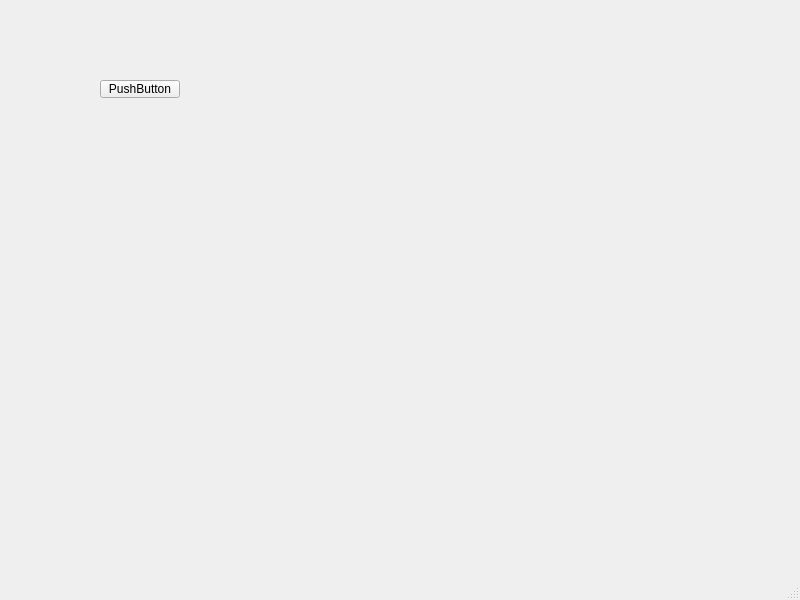
Above: Schedulers/mainwindow.ui from SallyHesham/Process-Schedulers before the change. Below: the same form after it.
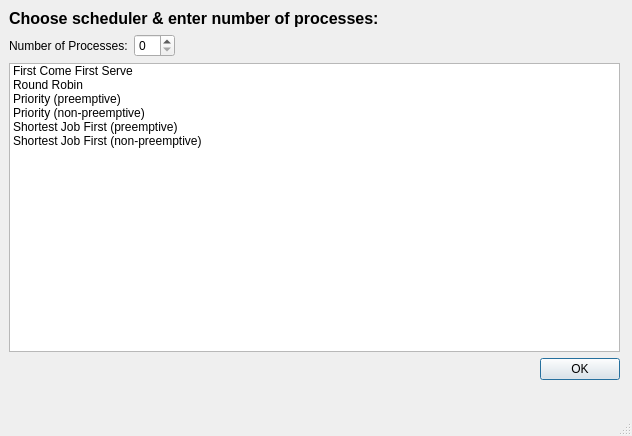
That is the form after the change.

What changed in the file:
```diff
--- a/Schedulers/mainwindow.ui
+++ b/Schedulers/mainwindow.ui
@@ -6,26 +6,124 @@
    <rect>
     <x>0</x>
     <y>0</y>
-    <width>800</width>
-    <height>600</height>
+    <width>632</width>
+    <height>436</height>
    </rect>
   </property>
   <property name="windowTitle">
    <string>MainWindow</string>
   </property>
   <widget class="QWidget" name="centralwidget">
-   <widget class="QPushButton" name="pushButton">
+   <widget class="QStackedWidget" name="stackedWidget">
     <property name="geometry">
      <rect>
-      <x>100</x>
-      <y>80</y>
-      <width>80</width>
-      <height>18</height>
+      <x>0</x>
+      <y>0</y>
+      <width>631</width>
+      <height>411</height>
      </rect>
     </property>
-    <property name="text">
-     <string>PushButton</string>
-    </property>
+    <widget class="QWidget" name="page">
+     <widget class="QWidget" name="gridLayoutWidget">
+      <property name="geometry">
+       <rect>
+        <x>9</x>
+        <y>9</y>
+        <width>611</width>
+        <height>371</height>
+       </rect>
+      </property>
+      <layout class="QFormLayout" name="formLayout">
+       <property name="sizeConstraint">
+        <enum>QLayout::SetDefaultConstraint</enum>
+       </property>
+       <item row="0" column="0" colspan="2">
+        <widget class="QLabel" name="label">
+         <property name="sizePolicy">
+          <sizepolicy hsizetype="Expanding" vsizetype="Fixed">
+           <horstretch>0</horstretch>
+           <verstretch>0</verstretch>
+          </sizepolicy>
+         </property>
+         <property name="font">
+          <font>
+           <pointsize>12</pointsize>
+           <bold>true</bold>
+          </font>
+         </property>
+         <property name="text">
+          <string>Choose scheduler &amp; enter number of processes:</string>
+         </property>
+        </widget>
+       </item>
+       <item row="1" column="0">
+        <widget class="QLabel" name="label_2">
+         <property name="text">
+          <string>Number of Processes:</string>
+         </property>
+        </widget>
+       </item>
+       <item row="1" column="1">
+        <widget class="QSpinBox" name="spinBox">
+         <property name="sizePolicy">
+          <sizepolicy hsizetype="Fixed" vsizetype="Fixed">
+           <horstretch>0</horstretch>
+           <verstretch>0</verstretch>
+          </sizepolicy>
+         </property>
+        </widget>
+       </item>
+       <item row="2" column="0" colspan="2">
+        <widget class="QListWidget" name="listWidget">
+         <property name="sizePolicy">
+          <sizepolicy hsizetype="Expanding" vsizetype="Expanding">
+           <horstretch>0</horstretch>
+           <verstretch>0</verstretch>
+          </sizepolicy>
+         </property>
+         <item>
+          <property name="text">
+           <string>First Come First Serve</string>
+          </property>
+         </item>
+         <item>
+          <property name="text">
+           <string>Round Robin</string>
+          </property>
+         </item>
+         <item>
+          <property name="text">
+           <string>Priority (preemptive)</string>
+          </property>
+         </item>
+         <item>
+          <property name="text">
+           <string>Priority (non-preemptive)</string>
+          </property>
+         </item>
+         <item>
+          <property name="text">
+           <string>Shortest Job First (preemptive)</string>
+          </property>
+         </item>
+         <item>
+          <property name="text">
+           <string>Shortest Job First (non-preemptive)</string>
+          </property>
+         </item>
+        </widget>
+       </item>
+       <item row="3" column="0" colspan="2">
+        <widget class="QDialogButtonBox" name="buttonBox">
+         <property name="standardButtons">
+          <set>QDialogButtonBox::Ok</set>
+         </property>
+        </widget>
+       </item>
+      </layout>
+     </widget>
+    </widget>
+    <widget class="QWidget" name="page_2"/>
    </widget>
   </widget>
   <widget class="QMenuBar" name="menubar">
```
Left out of the diff: 4 changed lines with no effect on the pictures.
